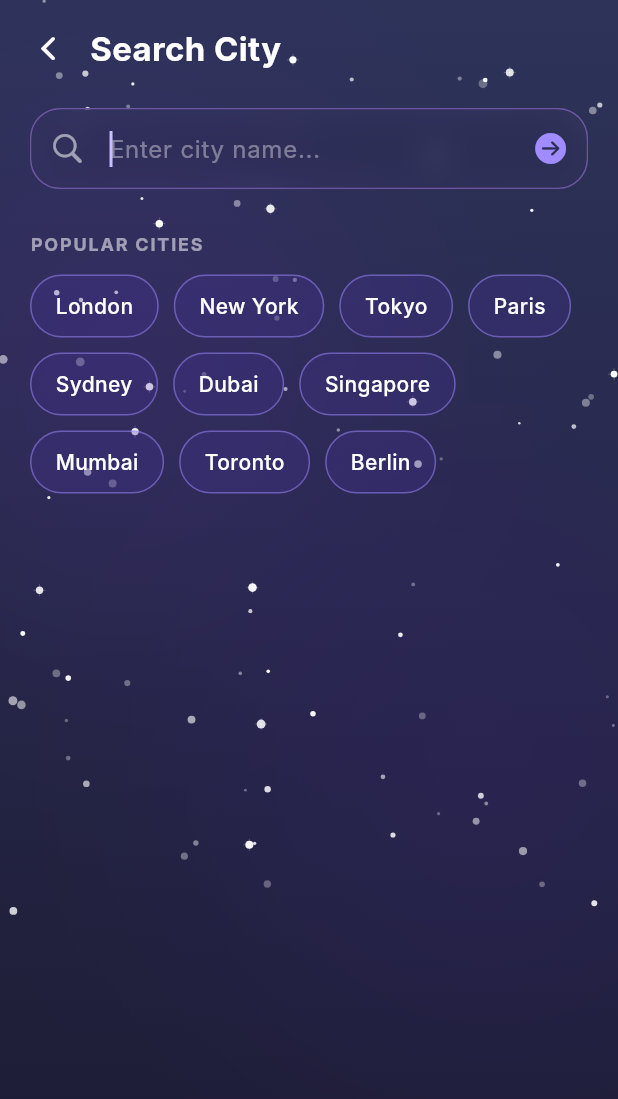
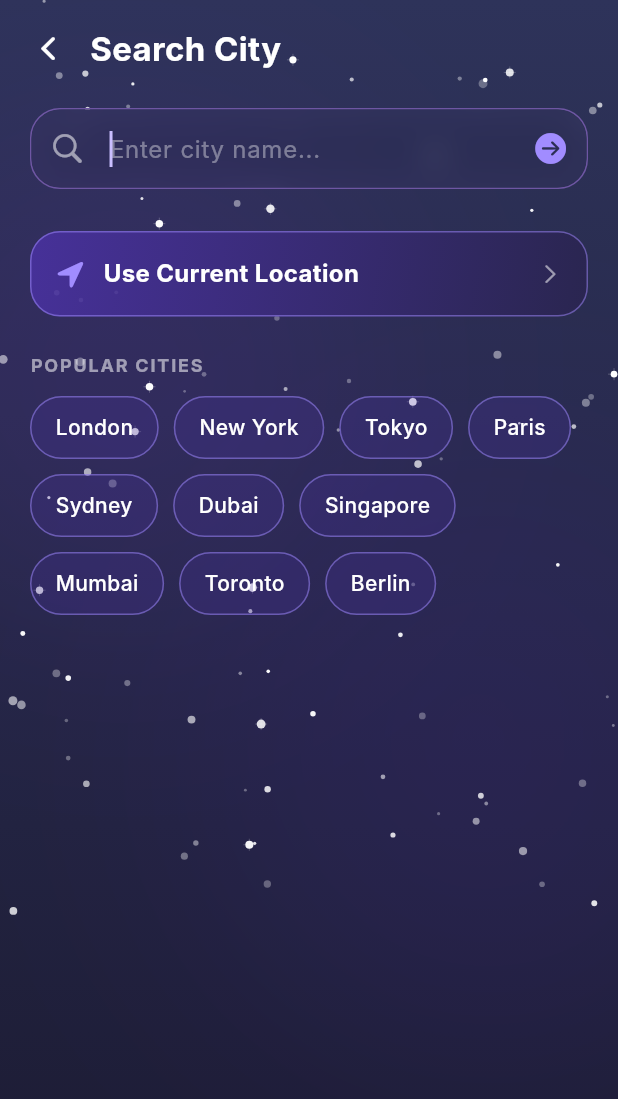
Before and after one commit to naveenraj0509/persist-weather, a Flutter app: the SearchView screen opened directly, on a phone screen of 412 x 824 dp. Shown: the top 1099 px of the screen. Run offline on Flutter 3.47's test engine with Material 3 defaults, Android fonts, the phone set to English and light mode, and no system bars; our stand-ins replace geolocator, shared_preferences; accounts and stored records are empty; Roboto replaces fonts that are missing (Inter).

Commit message:
feat: implement GPS location fetching and reverse geocoding

```diff
--- /dev/null
+++ b/lib/features/weather/services/location_service.dart
@@ -0,0 +1,61 @@
+import 'package:geolocator/geolocator.dart';
+
+/// Service responsible for managing device location requests using geolocator.
+class LocationService {
+  /// Fetches current GPS coordinates.
+  ///
+  /// Requests location permissions if they are not already granted.
+  /// Throws user-friendly exception messages on failure.
+  Future<Position> getCurrentPosition() async {
+    bool serviceEnabled;
+    LocationPermission permission;
+
+    // Test if location services are enabled.
+    serviceEnabled = await Geolocator.isLocationServiceEnabled();
+    if (!serviceEnabled) {
+      throw const LocationServiceException(
+        'Location services are disabled. Please enable GPS in your device settings.',
+      );
+    }
+
+    permission = await Geolocator.checkPermission();
+    if (permission == LocationPermission.denied) {
+      permission = await Geolocator.requestPermission();
+      if (permission == LocationPermission.denied) {
+        throw const LocationServiceException(
+          'Location permission was denied. Please grant location access to fetch weather.',
+        );
+      }
+    }
+
+    if (permission == LocationPermission.deniedForever) {
+      throw const LocationServiceException(
+        'Location permission is permanently denied. Please enable it in your device settings to fetch weather.',
+      );
+    }
+
+    // When we reach here, permissions are granted and we can
+    // continue accessing the position of the device.
+    try {
+      return await Geolocator.getCurrentPosition(
+        locationSettings: const LocationSettings(
+          accuracy: LocationAccuracy.low,
+          timeLimit: Duration(seconds: 10),
+        ),
+      );
+    } catch (e) {
+      throw LocationServiceException(
+        'Failed to retrieve location: $e. Please make sure location access is enabled.',
+      );
+    }
+  }
+}
+
+/// Custom exception for location service errors.
+class LocationServiceException implements Exception {
+  final String message;
+  const LocationServiceException(this.message);
+
+  @override
+  String toString() => message;
+}
--- a/lib/features/weather/views/search_view.dart
+++ b/lib/features/weather/views/search_view.dart
@@ -143,6 +143,8 @@ class _SearchViewState extends State<SearchView> {
                 child: ListView(
                   padding: const EdgeInsets.symmetric(horizontal: 20),
                   children: [
+                    _buildLocationTile(),
+                    const SizedBox(height: 24),
                     // Recent Cities
                     if (recentCities.isNotEmpty) ...[
                       const Text(
@@ -251,4 +253,51 @@ class _SearchViewState extends State<SearchView> {
       ),
     );
   }
+
+  Widget _buildLocationTile() {
+    return GestureDetector(
+      onTap: () {
+        final viewModel = context.read<WeatherViewModel>();
+        viewModel.fetchWeatherForCurrentLocation();
+        Navigator.of(context).pop();
+      },
+      child: Container(
+        padding: const EdgeInsets.symmetric(horizontal: 16, vertical: 16),
+        decoration: BoxDecoration(
+          gradient: const LinearGradient(
+            colors: [Color(0xEE48319D), Color(0xEE2A2550)],
+            begin: Alignment.topLeft,
+            end: Alignment.bottomRight,
+          ),
+          borderRadius: BorderRadius.circular(20),
+          border: Border.all(color: const Color(0x80A18CFF)),
+        ),
+        child: const Row(
+          children: [
+            Icon(
+              CupertinoIcons.location_fill,
+              color: Color(0xFFA18CFF),
+              size: 20,
+            ),
+            SizedBox(width: 12),
+            Expanded(
+              child: Text(
+                'Use Current Location',
+                style: TextStyle(
+                  color: Colors.white,
+                  fontSize: 16,
+                  fontWeight: FontWeight.bold,
+                ),
+              ),
+            ),
+            Icon(
+              CupertinoIcons.chevron_right,
+              color: Colors.white54,
+              size: 16,
+            ),
+          ],
+        ),
+      ),
+    );
+  }
 }
--- a/lib/features/weather/views/weather_view.dart
+++ b/lib/features/weather/views/weather_view.dart
@@ -569,7 +569,7 @@ class _WeatherViewState extends State<WeatherView> {
               left: 0,
               right: 0,
               child: CustomBottomNavBar(
-                onMapPressed: _navigateToSearch,
+                onMapPressed: () => viewModel.fetchWeatherForCurrentLocation(),
                 onAddPressed: _navigateToSearch,
                 onListPressed: _navigateToDetail,
               ),
--- a/lib/main.dart
+++ b/lib/main.dart
@@ -3,6 +3,7 @@ import 'package:provider/provider.dart';
 import 'package:shared_preferences/shared_preferences.dart';
 import 'features/weather/services/weather_service.dart';
 import 'features/weather/services/cache_service.dart';
+import 'features/weather/services/location_service.dart';
 import 'features/weather/viewmodels/weather_viewmodel.dart';
 import 'features/weather/views/weather_view.dart';
 
@@ -28,6 +29,7 @@ class MyApp extends StatelessWidget {
           create: (_) => WeatherViewModel(
             weatherService: WeatherService(),
             cacheService: CacheService(prefs),
+            locationService: LocationService(),
           ),
         ),
       ],
--- a/pubspec.yaml
+++ b/pubspec.yaml
@@ -35,6 +35,7 @@ dependencies:
   shared_preferences: ^2.3.3
   intl: ^0.19.0
   connectivity_plus: ^6.1.0
+  geolocator: ^13.0.1
 
   # The following adds the Cupertino Icons font to your application.
   # Use with the CupertinoIcons class for iOS style icons.
```
Also changed, not shown: lib/features/weather/services/weather_service.dart (+59 -0 lines), lib/features/weather/viewmodels/weather_viewmodel.dart (+76 -3 lines), pubspec.lock, 8 other files.
